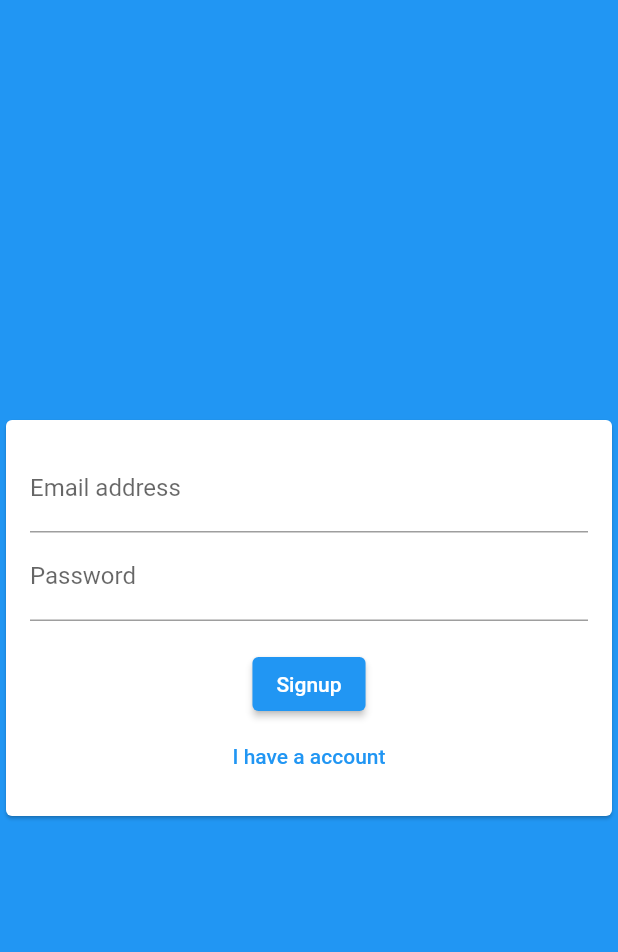
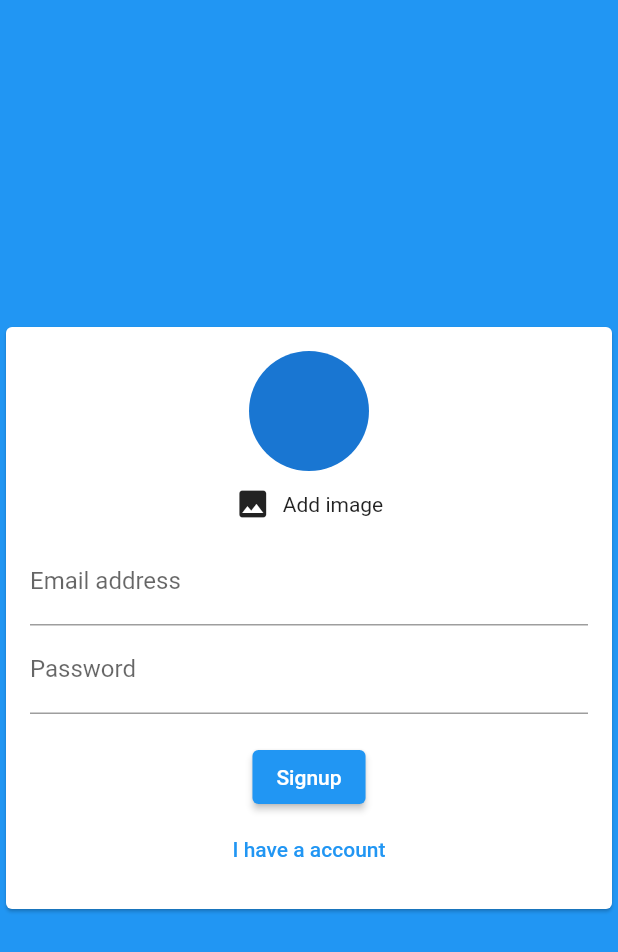
Before and after one commit to Thanghd2810/fire_base, a Flutter app: the screen it shows after launch, on a phone screen of 412 x 824 dp. Shown: the top 952 px of the screen. Run offline on Flutter 3.47's test engine with Material 2 defaults, Android fonts, the phone set to English and light mode, and no system bars; our stand-ins replace cloud_firestore, firebase_auth, firebase_core, image_picker; accounts and stored records are empty.

Commit message:
update code image picker in flutter

```diff
--- /dev/null
+++ b/lib/services/image_picker/pick_image.dart
@@ -0,0 +1 @@
+class PickImage {}
--- a/lib/widgets/auth_form.dart
+++ b/lib/widgets/auth_form.dart
@@ -1,4 +1,5 @@
 import 'package:flutter/material.dart';
+import 'package:flutter_chat/widgets/user_image_picker.dart';
 
 class AuthForm extends StatefulWidget {
   const AuthForm({Key? key, required this.submitAuthForm}) : super(key: key);
@@ -45,6 +46,7 @@ class _AuthFormState extends State<AuthForm> {
               child: Column(
                 mainAxisSize: MainAxisSize.min,
                 children: [
+                  if (!isLogin) UserImagePicker(),
                   TextFormField(
                     keyboardType: TextInputType.emailAddress,
                     decoration: const InputDecoration(
@@ -54,16 +56,6 @@ class _AuthFormState extends State<AuthForm> {
                       _userEmail = value!;
                     },
                   ),
-                  if (isLogin)
-                    TextFormField(
-                      keyboardType: TextInputType.emailAddress,
-                      decoration: const InputDecoration(
-                        labelText: 'Username',
-                      ),
-                      onSaved: (value) {
-                        _userName = value!;
-                      },
-                    ),
                   TextFormField(
                     keyboardType: TextInputType.emailAddress,
                     obscureText: true,
--- a/lib/widgets/chats_widget/messages.dart
+++ b/lib/widgets/chats_widget/messages.dart
@@ -35,7 +35,11 @@ class Messages extends StatelessWidget {
               return MessageBubble(
                 message: chat["message"],
                 isMe: chat["uid"] == FireBaseAuthService.currentUser!.uid,
-                key: ValueKey(chat["uid"]),
+                userName:
+                    FireBaseAuthService.currentUser!.email ?? "user mặc định",
+                key: ValueKey(
+                  chat["uid"],
+                ),
               );
             },
           );
--- /dev/null
+++ b/lib/widgets/user_image_picker.dart
@@ -0,0 +1,52 @@
+import 'dart:io';
+
+import 'package:flutter/material.dart';
+import 'package:image_picker/image_picker.dart';
+
+class UserImagePicker extends StatefulWidget {
+  UserImagePicker({Key? key}) : super(key: key);
+
+  @override
+  State<UserImagePicker> createState() => _UserImagePickerState();
+}
+
+class _UserImagePickerState extends State<UserImagePicker> {
+  XFile? _pickedImage;
+
+  void _pickImage() async {
+    final pickImageFile =
+        await ImagePicker().pickImage(source: ImageSource.camera);
+    setState(() {
+      _pickedImage = pickImageFile;
+    });
+  }
+
+  @override
+  Widget build(BuildContext context) {
+    return Column(
+      children: [
+        CircleAvatar(
+          radius: 40,
+          backgroundImage:
+              _pickedImage != null ? FileImage(File(_pickedImage!.path)) : null,
+        ),
+        Padding(
+          padding: const EdgeInsets.symmetric(vertical: 10.0),
+          child: GestureDetector(
+            onTap: _pickImage,
+            child: Row(
+              mainAxisAlignment: MainAxisAlignment.center,
+              children: const [
+                Icon(Icons.image),
+                SizedBox(
+                  width: 8,
+                ),
+                Text("Add image"),
+              ],
+            ),
+          ),
+        ),
+      ],
+    );
+  }
+}
--- a/pubspec.yaml
+++ b/pubspec.yaml
@@ -24,6 +24,8 @@ dev_dependencies:
   qr_flutter: ^4.0.0
   cloud_firestore: ^3.1.17
   firebase_auth: ^3.3.19
+  image_picker: ^0.8.5+3
+  firebase_storage: ^10.2.17
 
 
 flutter:
```
Also changed, not shown: lib/widgets/chats_widget/message_bubble.dart (+15 -4 lines), pubspec.lock, 2 other files.
